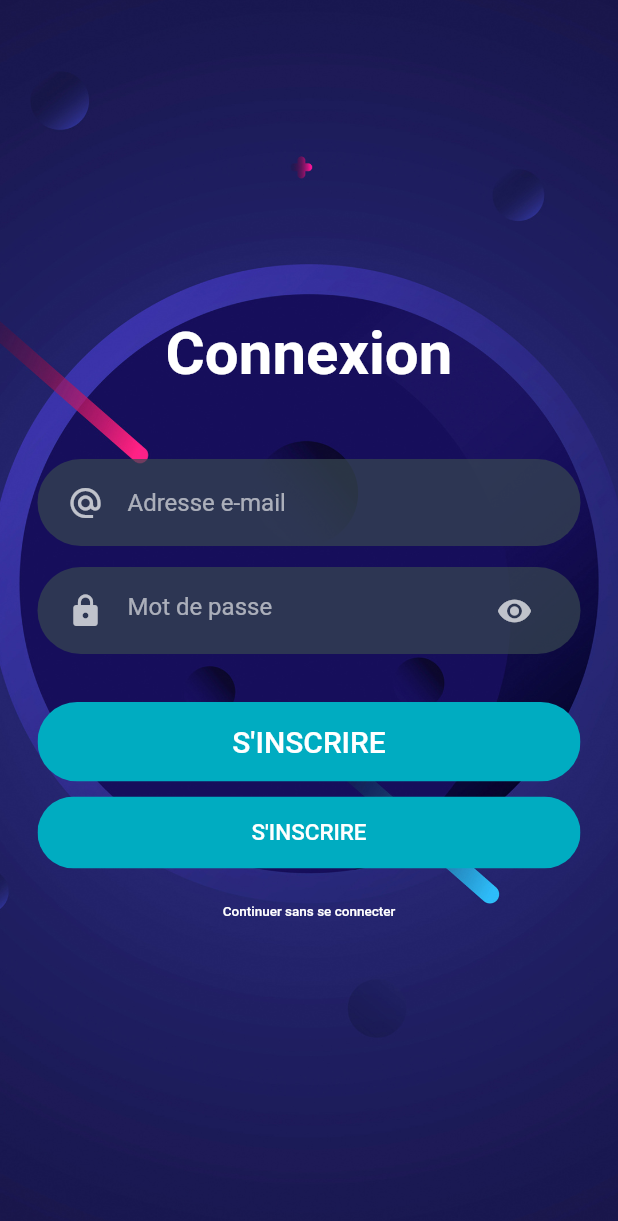
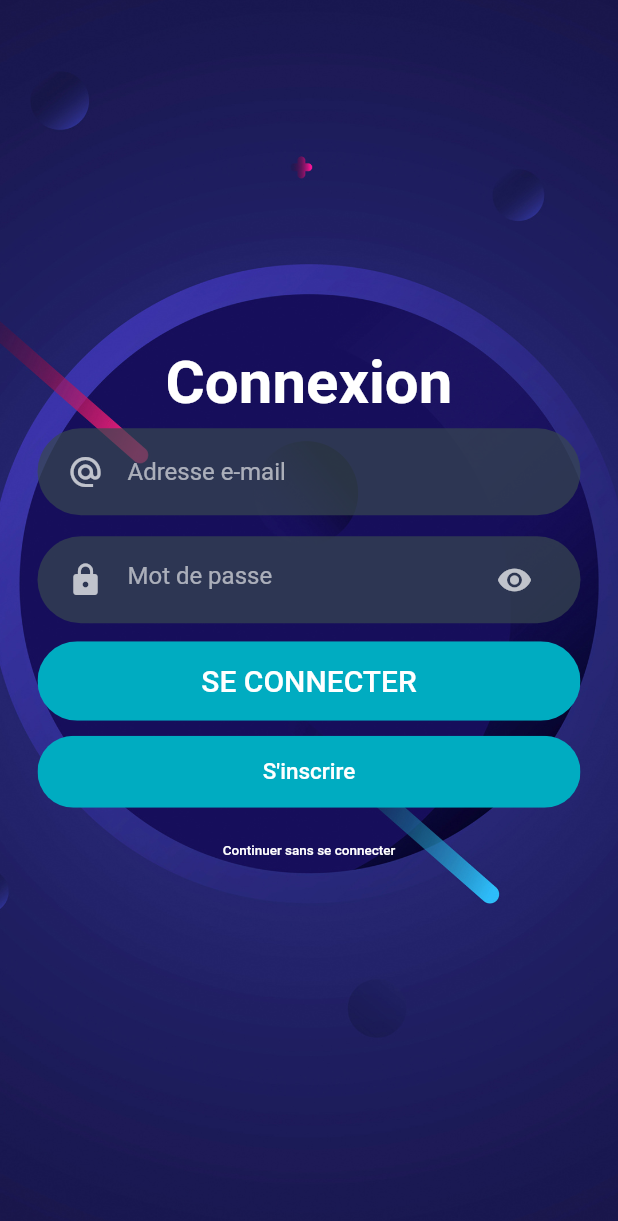
Before and after one commit to RenaldB/picShare, a Flutter app: the screen it shows after launch, on a phone screen of 412 x 824 dp. Shown: the top 1221 px of the screen. Run offline on Flutter 3.47's test engine with Material 2 defaults, Android fonts, the light colour scheme and no system bars; our stand-ins replace firebase_auth, flutter_spinkit, image_picker, video_player; accounts and stored records are empty; Roboto replaces fonts that are missing (Hind).

Commit message:
Mod Login

```diff
--- a/lib/screens/authenticate/sign_in.dart
+++ b/lib/screens/authenticate/sign_in.dart
@@ -3,6 +3,7 @@ import 'package:picshare/screens/components/rounded_input_field.dart';
 import 'package:picshare/screens/components/rounded_password_field.dart';
 import 'package:picshare/services/auth.dart';
 import 'package:flutter/material.dart';
+import 'package:picshare/shared/loading.dart';
 
 class SignIn extends StatefulWidget {
 
@@ -16,14 +17,17 @@ class SignIn extends StatefulWidget {
 class _SignInState extends State<SignIn> {
 
   final AuthService _auth = AuthService();
+  final _formKey = GlobalKey<FormState>();
+  bool loading = false;
 
   // text field state
   String email = '';
   String password = '';
+  String error = '';
 
   @override
   Widget build(BuildContext context) {
-    return Scaffold(
+    return loading ? Loading() : Scaffold(
       /*appBar: AppBar(
         elevation: 0.0,
         title: Text('Sign in to Brew Crew'),
@@ -44,11 +48,12 @@ class _SignInState extends State<SignIn> {
         ),
         padding: EdgeInsets.symmetric( horizontal: 25.0),
         child: Form(
+          key: _formKey,
           child: Column(
             crossAxisAlignment: CrossAxisAlignment.stretch,
             mainAxisAlignment: MainAxisAlignment.center,
             children: <Widget>[
-              SizedBox(height: 20.0),
+              SizedBox(height: 15.0),
               Text(
                 "Connexion",
                 textAlign: TextAlign.center,
@@ -65,7 +70,7 @@ class _SignInState extends State<SignIn> {
                   setState(() => email = val);
                 },
               ),*/
-              SizedBox(height: 40.0),
+              //SizedBox(height: 40.0),
               RoundedInputField(
                 hintText: "Adresse e-mail",
                 onChanged: (val) {
@@ -89,7 +94,7 @@ class _SignInState extends State<SignIn> {
                   setState(() => password = val);
                 },
               ),
-              SizedBox(height: 20.0),
+              //SizedBox(height: 20.0),
               /*RaisedButton(
                 child: Text(
                   'Se connecter',
@@ -108,14 +113,23 @@ class _SignInState extends State<SignIn> {
               ),*/
 
               RoundedButton(
-                text: "S'INSCRIRE",
+                text: "SE CONNECTER",
                 fontsize: 20,
                 press: () async {
-                  _auth.signInWithEmailAndPassword(email.trim(), password);
+                  if(_formKey.currentState.validate()){
+                    setState(() => loading = true);
+                    dynamic res = _auth.signInWithEmailAndPassword(email.trim(), password);
+                    if(res == null){
+                      setState(() {
+                        error = 'Adresse email ou mot de passe erronée/s';
+                        loading = false;
+                      });
+                    }
+                  }
                 },
               ),
               RoundedButton(
-                text: "S'INSCRIRE",
+                text: "S'inscrire",
                 fontsize: 15,
                 press :() => widget.toggleView(),
               ),
@@ -128,6 +142,11 @@ class _SignInState extends State<SignIn> {
                   _auth.signInAnon();
                 },
               ),
+              //SizedBox(height: 12.0),
+              Text(
+                error,
+                style: TextStyle(color: Colors.red, fontSize: 14.0),
+              ),
             ],
           ),
         ),
--- a/pubspec.yaml
+++ b/pubspec.yaml
@@ -32,6 +32,7 @@ dependencies:
   image_picker: ^0.6.7+1
   video_player: ^0.10.11+1
   provider: ^4.1.3
+  flutter_spinkit: ^4.1.2+1
 
 dev_dependencies:
   flutter_test:
```
Also changed, not shown: lib/shared/loading.dart (added, +15 -0 lines), pubspec.lock.
